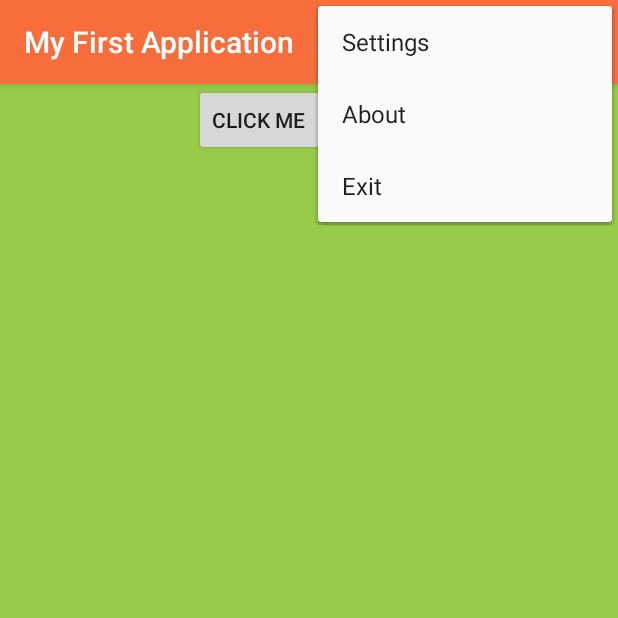
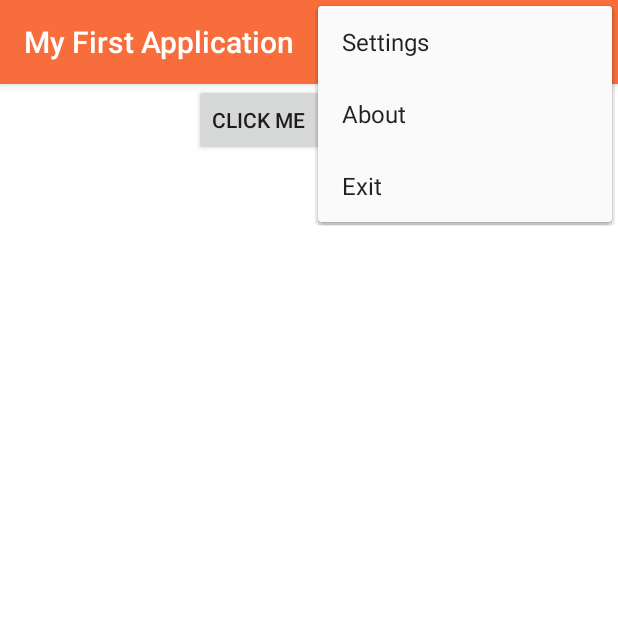
Before and after one commit to adilmkhan1/MyFirstApplication1, an Android app: the screen it shows after launch (MainActivity), with the options menu open, on a phone screen of 412 x 824 dp, the top half of it. Run offline under Robolectric (Android 15) with nearby library versions, the phone set to English and light mode, and no system bars; 3 statements that could not run were skipped.

```diff
--- a/app/src/main/AndroidManifest.xml
+++ b/app/src/main/AndroidManifest.xml
@@ -11,6 +11,8 @@
         <activity
             android:name=".MainActivity"
             android:configChanges="orientation|screenSize"
+            android:alwaysRetainTaskState="true"
+            android:exported="true"
             android:label="My First Application"
             android:theme="@style/Theme.MyCompatTheme">
             <intent-filter>
--- a/app/src/main/java/com/example/amk/myfirstapplication/Disclaimer.java
+++ b/app/src/main/java/com/example/amk/myfirstapplication/Disclaimer.java
@@ -22,6 +22,8 @@ public class Disclaimer extends AppCompatActivity {
         // Text View
 
         TextView txtView = (TextView) findViewById(R.id.text_id);
+        //txtView.setBackgroundColor(0xfff00000);
+        txtView.setBackgroundColor(0xf00000ff);
         String formattedText = "<h><b><font color =\"red\">Please Note</font></b></h><p>This <i>is</i> just <b> for </b>testing</p>";
         txtView.setText(Html.fromHtml(formattedText));
 
--- a/app/src/main/res/layout/activity_main.xml
+++ b/app/src/main/res/layout/activity_main.xml
@@ -3,6 +3,7 @@
     xmlns:tools="http://schemas.android.com/tools"
     xmlns:app="http://schemas.android.com/apk/res-auto"
     android:layout_width="wrap_content"
+    android:background="@android:color/white"
     android:layout_height="wrap_content">
 
     <android.support.design.widget.AppBarLayout
@@ -25,6 +26,14 @@
         android:layout_toEndOf="@+id/appBarLayout"
         android:layout_marginStart="129dp" />
 
+    <!--<Button
+        android:text="Read More.."
+        android:layout_width="wrap_content"
+        android:layout_height="wrap_content"
+        android:id="@+id/button_loadMore"
+        android:layout_below="@+id/text_json"
+        />-->
+
     <ListView
         android:id="@+id/text_json"
         android:layout_width="match_parent"
```
Also changed, not shown: app/src/main/java/com/example/amk/myfirstapplication/MainActivity.java (+11 -0 lines), app/src/main/ic_launcher-web.png (added), app/src/main/res/mipmap-hdpi/ic_launcher.png, app/src/main/res/mipmap-mdpi/ic_launcher.png, app/src/main/res/mipmap-xhdpi/ic_launcher.png, app/src/main/res/mipmap-xxhdpi/ic_launcher.png, app/src/main/res/mipmap-xxxhdpi/ic_launcher.png.
